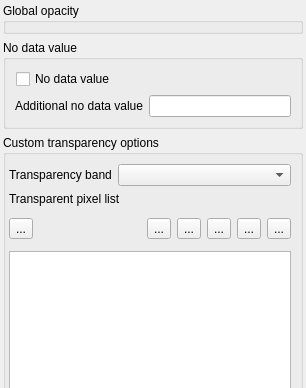
Above: src/ui/raster/qgsrastertransparencywidget.ui from qgis/QGIS before the change; both pictures show x 0 to 306 and y 0 to 388 of the 306 by 623 pixel window. Below: the same form after it.
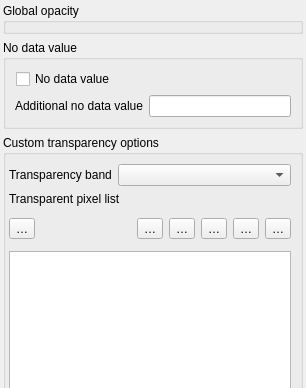
That is the form after the change. Icons and pictures are not drawn. Custom widgets are drawn as their Qt base class.

Patch:
```diff
--- a/src/ui/raster/qgsrastertransparencywidget.ui
+++ b/src/ui/raster/qgsrastertransparencywidget.ui
@@ -241,7 +241,7 @@
            <string>Export to file</string>
           </property>
           <property name="text">
-           <string>...</string>
+           <string>…</string>
           </property>
           <property name="icon">
            <iconset resource="../../../images/images.qrc">
@@ -268,7 +268,7 @@
            <string>Import from file</string>
           </property>
           <property name="text">
-           <string>...</string>
+           <string>…</string>
           </property>
           <property name="icon">
            <iconset resource="../../../images/images.qrc">
@@ -282,7 +282,7 @@
            <string>Default values</string>
           </property>
           <property name="text">
-           <string>...</string>
+           <string>…</string>
           </property>
           <property name="icon">
            <iconset resource="../../../images/images.qrc">
@@ -296,7 +296,7 @@
            <string>Remove selected row</string>
           </property>
           <property name="text">
-           <string>...</string>
+           <string>…</string>
           </property>
           <property name="icon">
            <iconset resource="../../../images/images.qrc">
@@ -313,7 +313,7 @@
            <string>Add values from display</string>
           </property>
           <property name="text">
-           <string>...</string>
+           <string>…</string>
           </property>
           <property name="icon">
            <iconset resource="../../../images/images.qrc">
@@ -327,7 +327,7 @@
            <string>Add values manually</string>
           </property>
           <property name="text">
-           <string>...</string>
+           <string>…</string>
           </property>
           <property name="icon">
            <iconset resource="../../../images/images.qrc">
```
